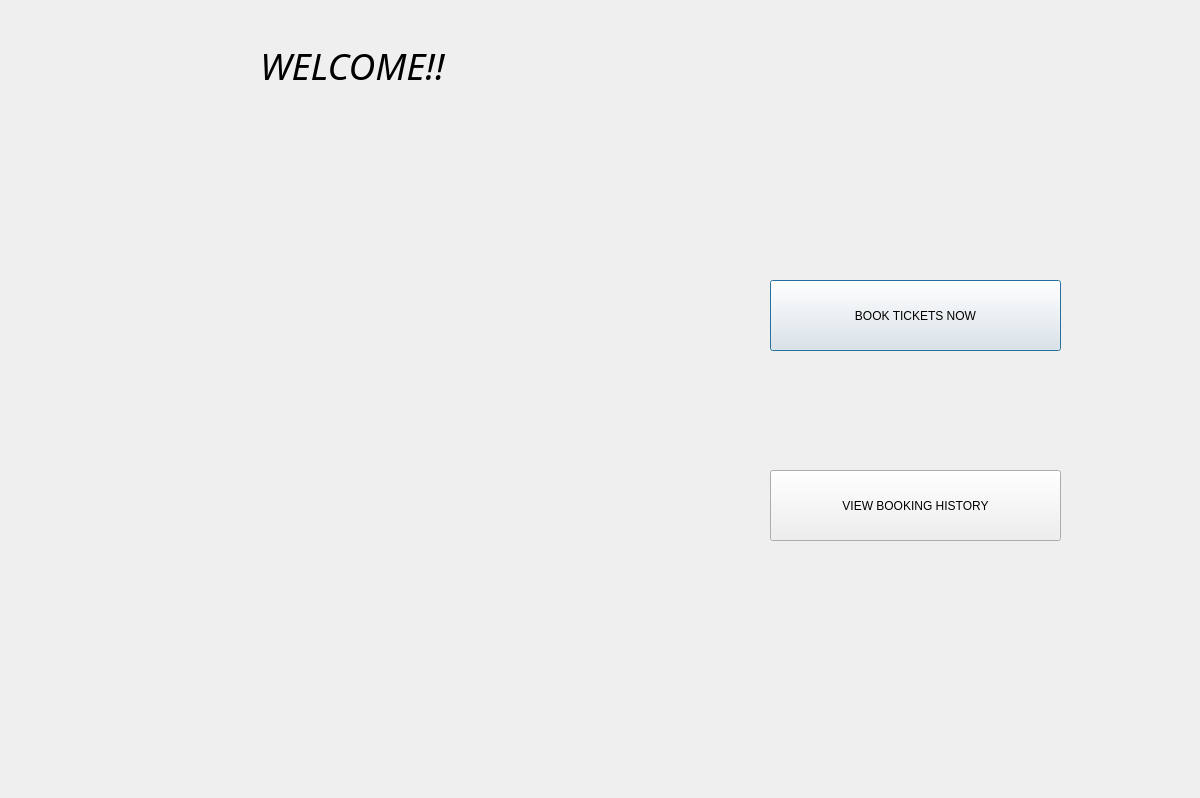
Old version of the form frontpage.ui in the repository vishvanathan-k/theatre_booking.
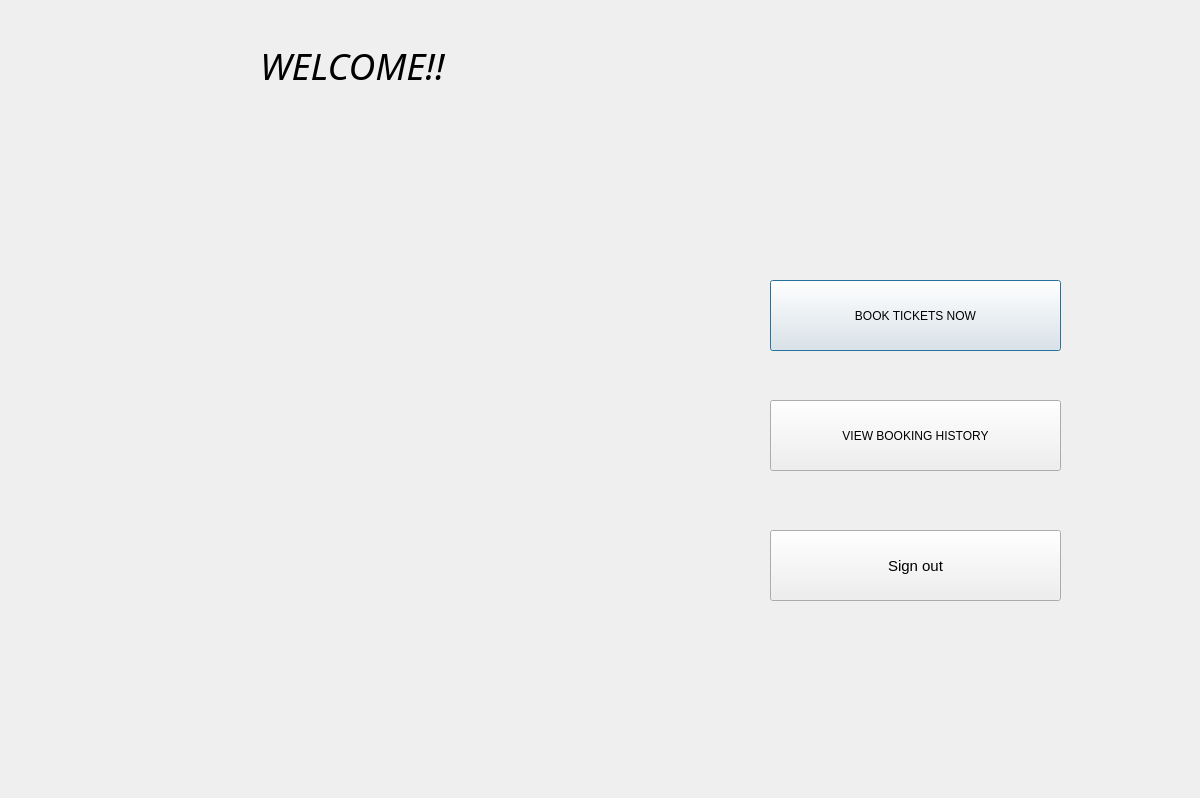
New version of the form.

Commit message: Add Back buttons and Security Questions

The edit to the form file:
```diff
--- a/frontpage.ui
+++ b/frontpage.ui
@@ -83,7 +83,7 @@
     <property name="geometry">
      <rect>
       <x>770</x>
-      <y>470</y>
+      <y>400</y>
       <width>291</width>
       <height>71</height>
      </rect>
@@ -111,6 +111,27 @@
      <string/>
     </property>
    </widget>
+   <widget class="QPushButton" name="sign_out">
+    <property name="geometry">
+     <rect>
+      <x>770</x>
+      <y>530</y>
+      <width>291</width>
+      <height>71</height>
+     </rect>
+    </property>
+    <property name="font">
+     <font>
+      <pointsize>11</pointsize>
+     </font>
+    </property>
+    <property name="styleSheet">
+     <string notr="true"/>
+    </property>
+    <property name="text">
+     <string>Sign out</string>
+    </property>
+   </widget>
   </widget>
  </widget>
  <resources>
```
The commit also changes 21 other files.
